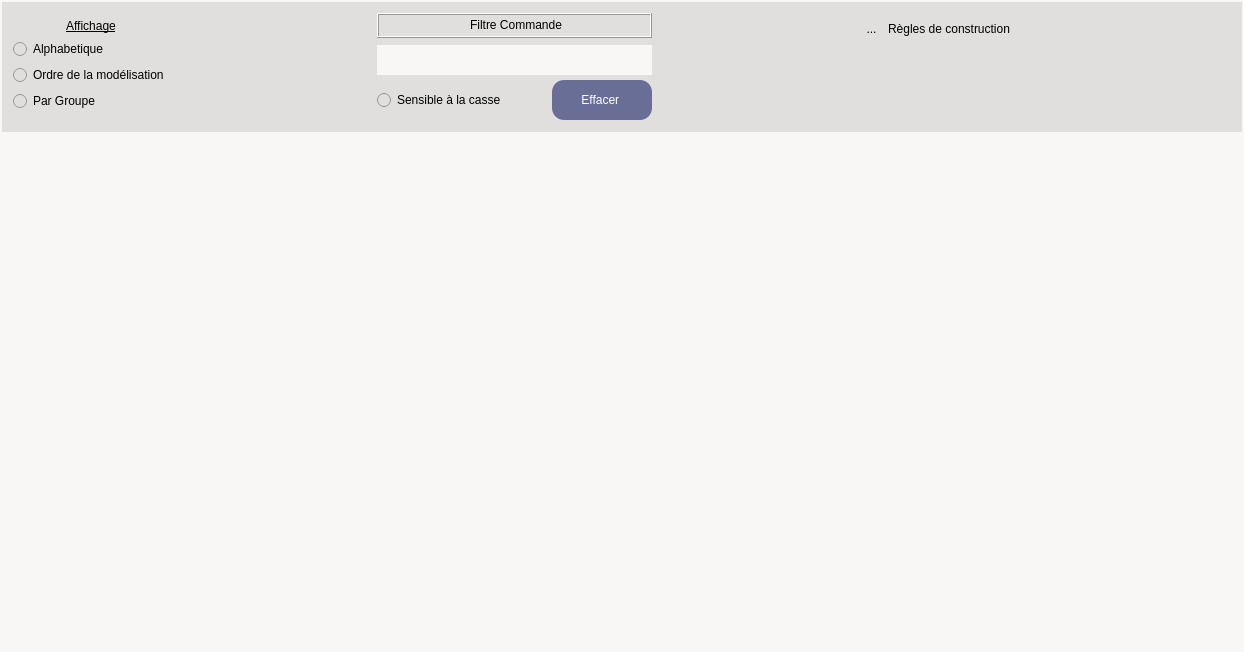
SalomePlatform/eficas_tools, file UiQT5/desChoixCommandes.ui: the form before one commit.
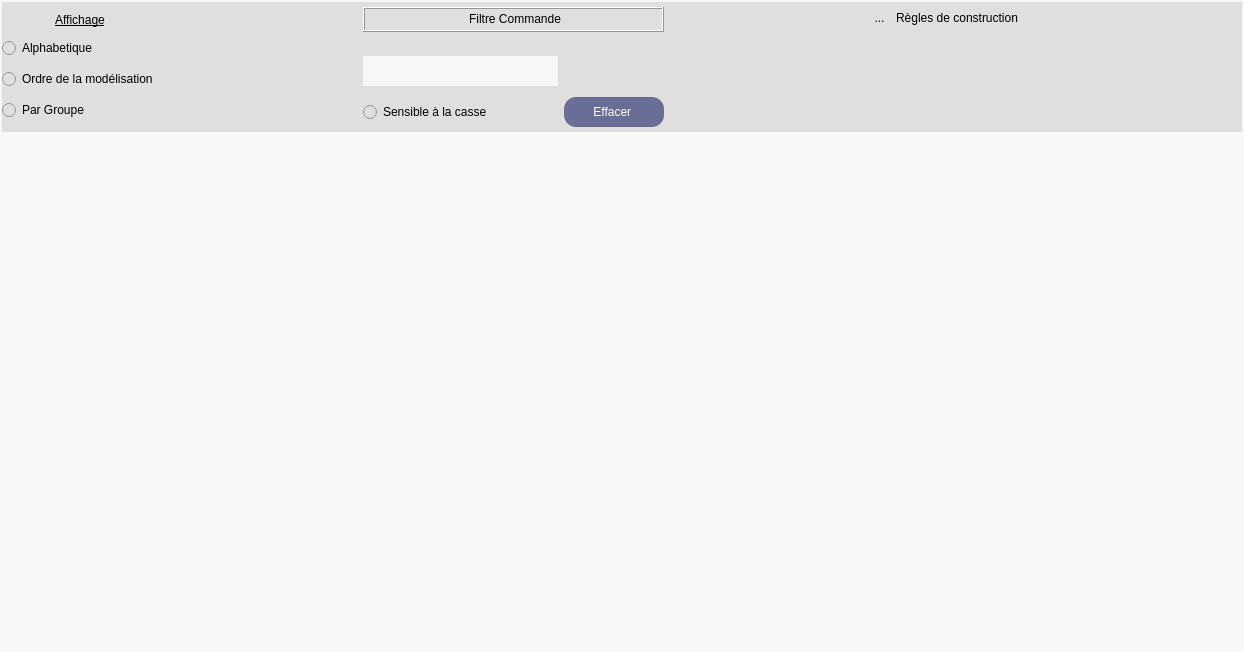
The form after the commit. Icons and pictures are not drawn.

Patch:
```diff
--- a/UiQT5/desChoixCommandes.ui
+++ b/UiQT5/desChoixCommandes.ui
@@ -64,7 +64,22 @@
      <property name="frameShadow">
       <enum>QFrame::Raised</enum>
      </property>
-     <layout class="QHBoxLayout" name="horizontalLayout_3">
+     <layout class="QHBoxLayout" name="horizontalLayout_2">
+      <property name="spacing">
+       <number>0</number>
+      </property>
+      <property name="leftMargin">
+       <number>0</number>
+      </property>
+      <property name="topMargin">
+       <number>0</number>
+      </property>
+      <property name="rightMargin">
+       <number>0</number>
+      </property>
+      <property name="bottomMargin">
+       <number>0</number>
+      </property>
       <item>
        <layout class="QVBoxLayout" name="verticalLayout_2">
         <property name="spacing">
@@ -132,11 +147,8 @@
        </spacer>
       </item>
       <item>
-       <layout class="QVBoxLayout" name="verticalLayout_3">
-        <property name="spacing">
-         <number>5</number>
-        </property>
-        <item>
+       <layout class="QGridLayout" name="gridLayout">
+        <item row="0" column="0" colspan="3">
          <widget class="QLabel" name="textLabel6">
           <property name="sizePolicy">
            <sizepolicy hsizetype="Preferred" vsizetype="Minimum">
@@ -176,7 +188,7 @@
           </property>
          </widget>
         </item>
-        <item>
+        <item row="1" column="0">
          <spacer name="verticalSpacer_2">
           <property name="orientation">
            <enum>Qt::Vertical</enum>
@@ -187,12 +199,12 @@
           <property name="sizeHint" stdset="0">
            <size>
             <width>20</width>
-            <height>2</height>
+            <height>13</height>
            </size>
           </property>
          </spacer>
         </item>
-        <item>
+        <item row="2" column="0" colspan="2">
          <widget class="QLineEdit" name="LEFiltre">
           <property name="sizePolicy">
            <sizepolicy hsizetype="Preferred" vsizetype="Fixed">
@@ -217,12 +229,7 @@
           </property>
          </widget>
         </item>
-        <item>
-         <layout class="QHBoxLayout" name="horizontalLayout_2">
-          <property name="sizeConstraint">
-           <enum>QLayout::SetMinimumSize</enum>
-          </property>
-          <item>
+        <item row="3" column="0">
            <widget class="QRadioButton" name="RBCasse">
             <property name="sizePolicy">
              <sizepolicy hsizetype="Expanding" vsizetype="Fixed">
@@ -238,7 +245,7 @@
             </property>
            </widget>
           </item>
-          <item>
+        <item row="3" column="1">
            <spacer name="horizontalSpacer_3">
             <property name="orientation">
              <enum>Qt::Horizontal</enum>
@@ -251,7 +258,7 @@
             </property>
            </spacer>
           </item>
-          <item>
+        <item row="3" column="2">
            <widget class="QPushButton" name="RBClear">
             <property name="sizePolicy">
              <sizepolicy hsizetype="Preferred" vsizetype="Preferred">
@@ -284,8 +291,6 @@
              <string>Effacer </string>
             </property>
            </widget>
-          </item>
-         </layout>
         </item>
        </layout>
       </item>
```
Left out of the diff: 11 changed lines with no effect on the pictures. Lines whose indentation alone changed are shown as unchanged.
